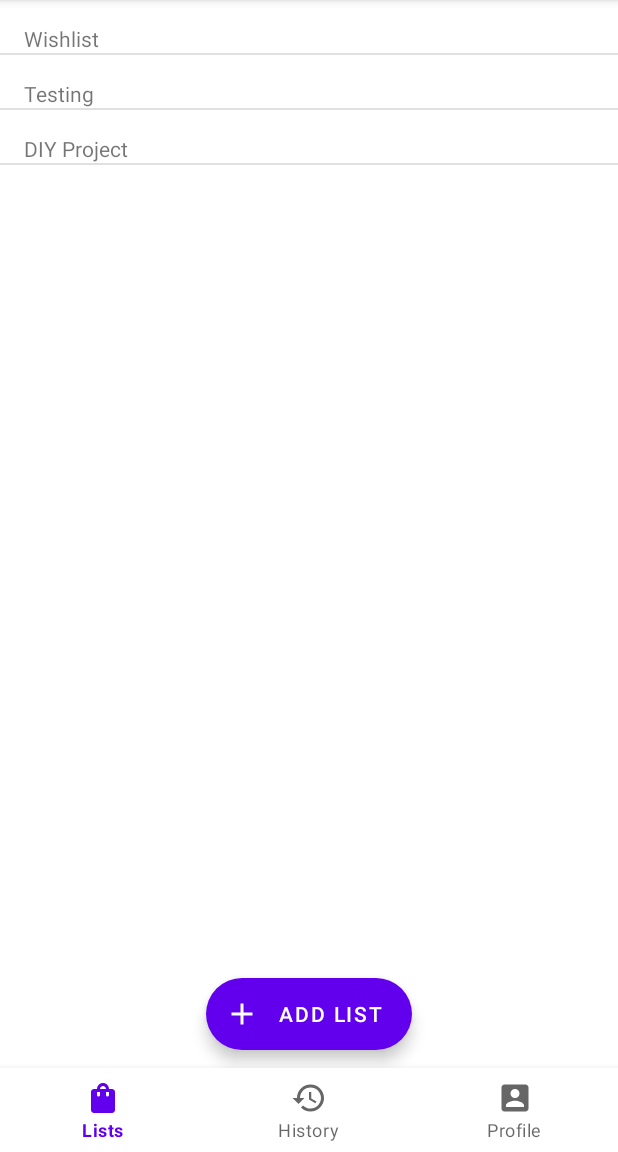
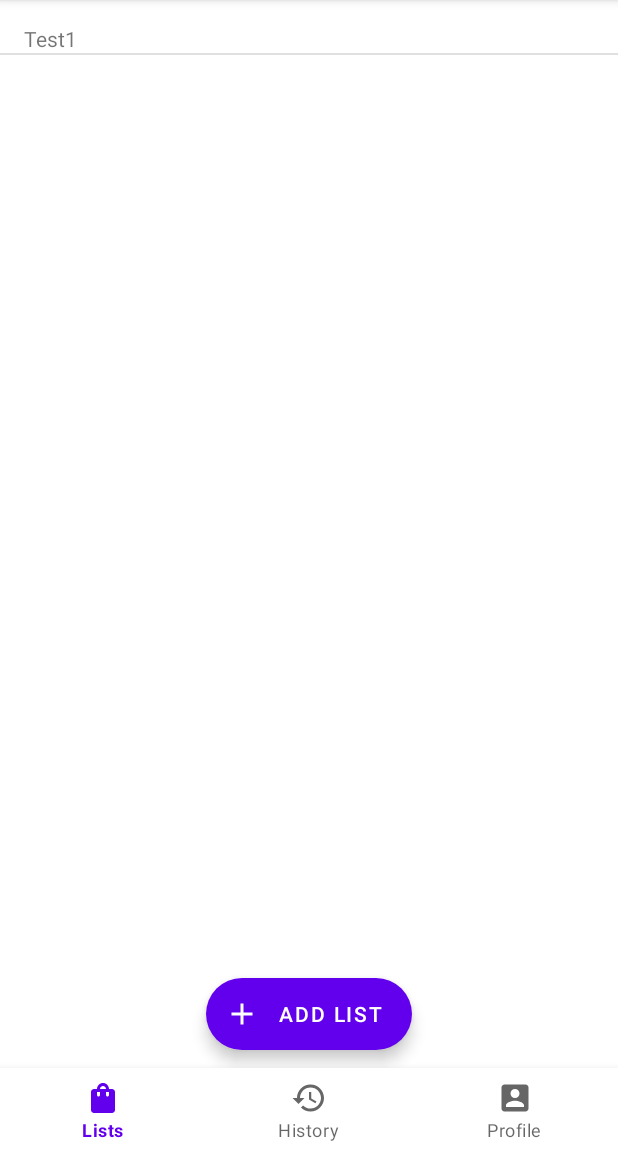
Before and after one commit to machinegunflows/shop-it, an Android app: the screen it shows after launch (MainActivity), on a phone screen of 412 x 824 dp, the part 84-1236 px from its top. Run offline under Robolectric (Android 15) with nearby library versions, the phone set to English and light mode, and no system bars.

Commit message:
Adds notification of changed adapter dataset when creating a new list

```diff
--- a/app/src/main/java/de/samuelhuebner/shopit/shoppinglist/ShoppingListsFragment.java
+++ b/app/src/main/java/de/samuelhuebner/shopit/shoppinglist/ShoppingListsFragment.java
@@ -1,5 +1,6 @@
 package de.samuelhuebner.shopit.shoppinglist;
 
+import android.app.Activity;
 import android.content.Intent;
 import android.os.Bundle;
 
@@ -16,6 +17,8 @@ import android.widget.ListView;
 
 import de.samuelhuebner.shopit.MainActivity;
 import de.samuelhuebner.shopit.R;
+import de.samuelhuebner.shopit.adapter.ShoppingListAdapter;
+import de.samuelhuebner.shopit.database.Database;
 
 /**
  * A simple {@link Fragment} subclass.
@@ -32,6 +35,10 @@ public class ShoppingListsFragment extends Fragment {
     // TODO: Rename and change types of parameters
     private String mParam1;
     private String mParam2;
+
+    // private variables
+    private Database db;
+    private ShoppingListAdapter adapter;
 
     public ShoppingListsFragment() {
         // Required empty public constructor
@@ -62,6 +69,9 @@ public class ShoppingListsFragment extends Fragment {
             mParam1 = getArguments().getString(ARG_PARAM1);
             mParam2 = getArguments().getString(ARG_PARAM2);
         }
+
+        this.db = new Database(getContext());
+        this.adapter = new ShoppingListAdapter(getContext(), R.layout.shopping_lists_item, db);
     }
 
     @Override
@@ -79,6 +89,11 @@ public class ShoppingListsFragment extends Fragment {
     @Override
     public void onActivityResult(int requestCode, int resultCode, @Nullable Intent data) {
         super.onActivityResult(requestCode, resultCode, data);
+
+        if (!(requestCode == 800)) return;
+        if (!(resultCode == Activity.RESULT_OK)) return;
+
+        this.adapter.notifyDataSetChanged();
     }
 
     public void handleCreateListEvent(View view) {
@@ -92,7 +107,6 @@ public class ShoppingListsFragment extends Fragment {
      * @param view      The ListView which has to be setup
      */
     private void setupListView(ListView view) {
-        String[] tmpData = { "Wishlist", "Testing", "DIY Project" };
-        view.setAdapter(new ArrayAdapter<>(getContext(), R.layout.shopping_lists_item, R.id.shoppingListsName, tmpData));
+        view.setAdapter(this.adapter);
     }
 }
```
Also changed, not shown: app/src/main/java/de/samuelhuebner/shopit/shoppinglist/CreateListActivity.java (+10 -2 lines).
